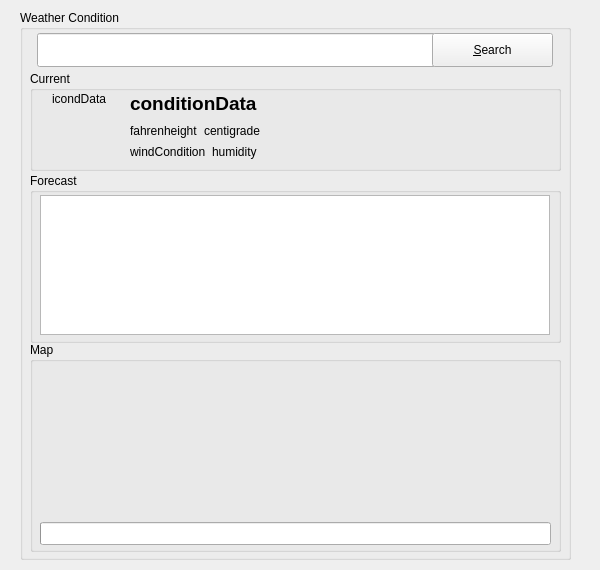
Qt form panahon.ui (frietz/panahon) before a commit.
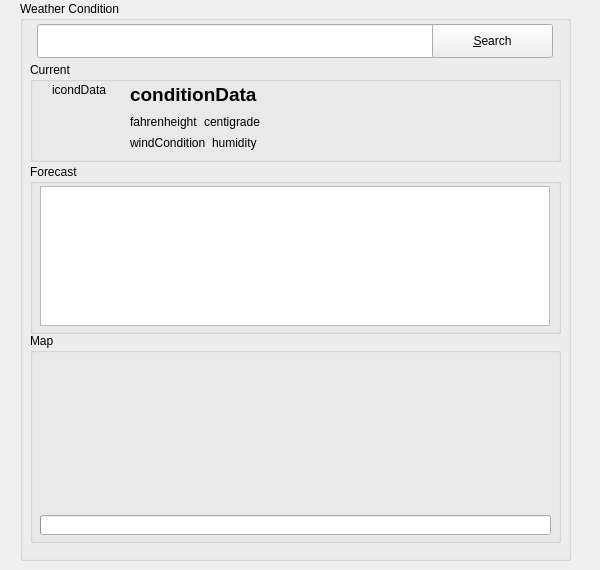
The same form after that commit. Icons and pictures are not drawn. Custom widgets are drawn as their Qt base class.

What changed in the file:
```diff
--- a/panahon.ui
+++ b/panahon.ui
@@ -17,9 +17,9 @@
    <property name="geometry">
     <rect>
      <x>20</x>
-     <y>10</y>
+     <y>1</y>
      <width>551</width>
-     <height>550</height>
+     <height>560</height>
     </rect>
    </property>
    <property name="title">
@@ -74,9 +74,9 @@
      <property name="geometry">
       <rect>
        <x>10</x>
-       <y>180</y>
+       <y>182</y>
        <width>511</width>
-       <height>23</height>
+       <height>20</height>
       </rect>
      </property>
      <property name="value">
```
